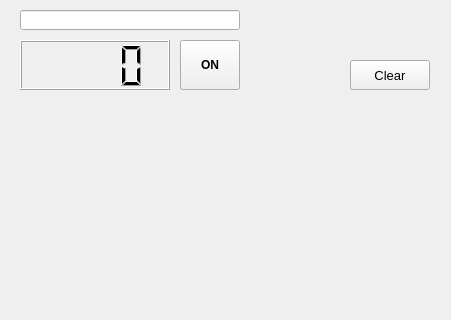
This is mainwindow.ui in MrXing551/compu3 as Qt 5 draws it before an edit; both pictures show x 0 to 451 and y 0 to 320 of the 451 by 601 pixel window. The edited form follows.
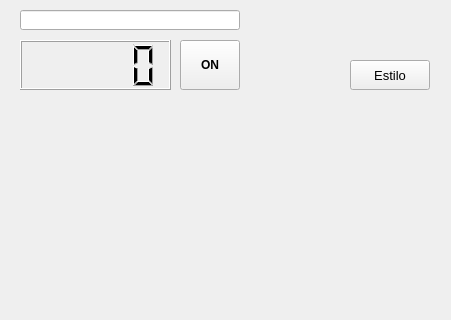
This is the edited form.

```diff
--- a/mainwindow.ui
+++ b/mainwindow.ui
@@ -48,7 +48,7 @@
      </font>
     </property>
     <property name="text">
-     <string>Clear</string>
+     <string>Estilo</string>
     </property>
    </widget>
    <widget class="QLineEdit" name="lineEdit">
@@ -66,12 +66,12 @@
      <rect>
       <x>20</x>
       <y>40</y>
-      <width>150</width>
+      <width>151</width>
       <height>50</height>
      </rect>
     </property>
     <property name="digitCount">
-     <number>4</number>
+     <number>5</number>
     </property>
    </widget>
    <widget class="QWidget" name="widget" native="true">
```
Left out of the diff: 2 changed lines with no effect on the pictures.
